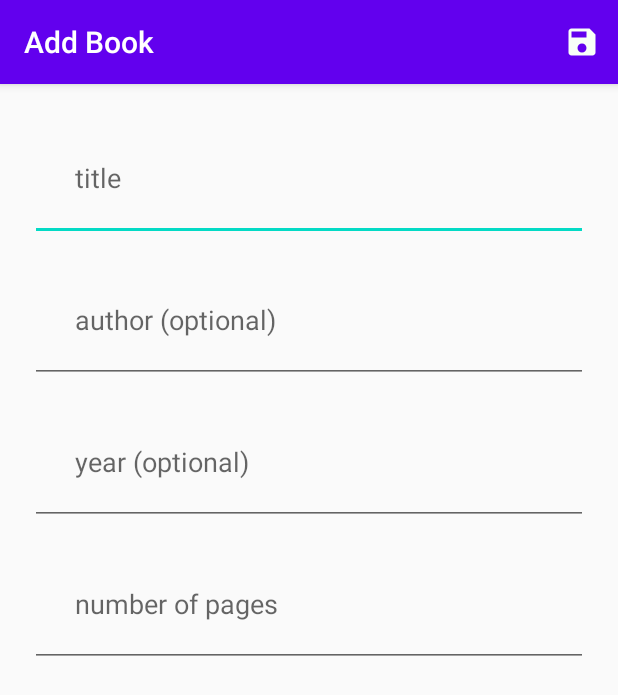
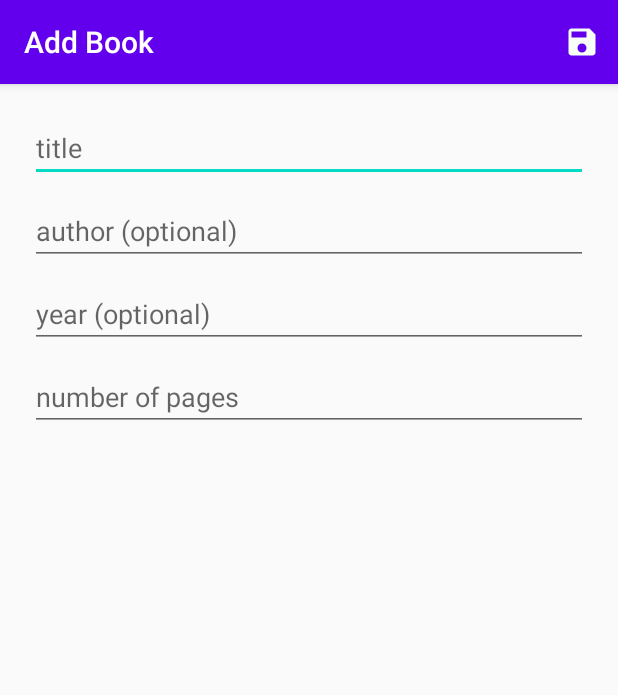
Before and after one commit to L-win/BookStats, an Android app: the screen it shows after launch (AddBookActivity), after a tap on "Add New Book", on a phone screen of 412 x 824 dp. Shown: the top 695 px of the screen. Run offline under Robolectric (Android 15) with nearby library versions, the phone set to English and light mode, and no system bars; our stand-ins replace Room's generated code.

Commit message:
updated EditBook ui updated AddBook ui fixed delete-book option formatted code

```diff
--- a/app/src/main/java/com/elvina/bookstats/database/BookDatabase.java
+++ b/app/src/main/java/com/elvina/bookstats/database/BookDatabase.java
@@ -51,26 +51,6 @@ public abstract class BookDatabase extends RoomDatabase {
             bookA.setCoverUri("");
             bookA.setDateAdded("Thu Sep 28 20:21:30 UTC 2020");
             bookDao.insert(bookA);
-
-            Book bookB = new Book(
-                    "Crime and Punishment",
-                    "Fedor Dostoevsky",
-                    "1866",
-                    750);
-            bookB.setCoverUri("");
-            bookB.setDateAdded("Thu Sep 15 20:21:30 UTC 2020");
-            bookB.setReadingStatus(false);
-            bookDao.insert(bookB);
-
-            Book bookC = new Book(
-                    "Prisoner",
-                    "Marcel Proust",
-                    "1936",
-                    500);
-            bookC.setCoverUri("");
-            bookC.setDateAdded("Thu Sep 29 20:21:30 UTC 2020");
-            bookDao.insert(bookC);
-
             return null;
         }
     }
--- a/app/src/main/java/com/elvina/bookstats/database/BookRepository.java
+++ b/app/src/main/java/com/elvina/bookstats/database/BookRepository.java
@@ -149,7 +149,6 @@ public class BookRepository {
 
         @Override
         protected LiveData<List<Book>> doInBackground(Void... voids) {
-//            LiveData<Book> book = bookDao.getSingleBook(id[0]);
             LiveData<List<Book>> books = bookDao.getAllFinishedBooks();
             return books;
         }
--- a/app/src/main/java/com/elvina/bookstats/ui/book/AddBookActivity.java
+++ b/app/src/main/java/com/elvina/bookstats/ui/book/AddBookActivity.java
@@ -24,13 +24,7 @@ import java.util.Date;
 
 public class AddBookActivity extends AppCompatActivity {
 
-        public static final String EXTRA_ID = "com.elvina.bookstats.EXTRA_ID";
-    public static final String EXTRA_TITLE = "com.example.bookstats.EXTRA_TITLE";
-    public static final String EXTRA_AUTHOR = "com.example.bookstats.EXTRA_AUTHOR";
-    public static final String EXTRA_YEAR = "com.example.bookstats.EXTRA_YEAR";
-    public static final String EXTRA_DATE_ADDED = "com.example.bookstats.EXTRA_DATE_ADDED";
-    public static final String EXTRA_ALL_PAGES = "com.example.bookstats.EXTRA_ALL_PAGES";
-
+    public static final String EXTRA_ID = "com.elvina.bookstats.EXTRA_ID";
 
     BookViewModel bookViewModel;
 
@@ -51,7 +45,6 @@ public class AddBookActivity extends AppCompatActivity {
 
         // PREPARE INPUT FIELDS
         prepareViews();
-
 
     }
 
@@ -85,13 +78,6 @@ public class AddBookActivity extends AppCompatActivity {
         book.setDateAdded(currentDate);
         bookViewModel.insert(book);
 
-//        Intent data = new Intent();
-//        data.putExtra(EXTRA_TITLE, title);
-//        data.putExtra(EXTRA_AUTHOR, author);
-//        data.putExtra(EXTRA_YEAR, year);
-//        data.putExtra(EXTRA_DATE_ADDED, currentDate);
-//        data.putExtra(EXTRA_ALL_PAGES, Integer.parseInt(allPages));
-
         Toast.makeText(this, "Added Book.", Toast.LENGTH_SHORT).show();
         setResult(RESULT_CANCELED);
         finish();
--- a/app/src/main/java/com/elvina/bookstats/ui/finishedbooks/FinishedBooksViewModel.java
+++ b/app/src/main/java/com/elvina/bookstats/ui/finishedbooks/FinishedBooksViewModel.java
@@ -23,8 +23,11 @@ public class FinishedBooksViewModel extends AndroidViewModel {
     }
 
     public LiveData<List<Book>> getAllFinishedBooks() {
+        return allFinishedBooks;
+    }
 
-        return allFinishedBooks;
+    public void delete(Book book) {
+        repository.delete(book);
     }
 
 
--- a/app/src/main/res/layout/activity_add_book.xml
+++ b/app/src/main/res/layout/activity_add_book.xml
@@ -9,10 +9,9 @@
         xmlns:tools="http://schemas.android.com/tools"
         android:layout_width="match_parent"
         android:layout_height="match_parent"
+        android:layout_margin="10dp"
         android:orientation="vertical"
-            tools:context=".ui.book.AddBookActivity"
-            android:layout_margin="10dp"
-            >
+        tools:context=".ui.book.AddBookActivity">
 
         <EditText
             android:id="@+id/edit_text_title"
@@ -22,8 +21,7 @@
             android:layout_marginTop="10dp"
             android:layout_marginRight="10dp"
             android:hint="title"
-                android:inputType="textMultiLine"
-                android:padding="30sp" />
+            android:inputType="textMultiLine" />
 
         <EditText
             android:id="@+id/edit_text_author"
@@ -33,8 +31,7 @@
             android:layout_marginTop="10dp"
             android:layout_marginRight="10dp"
             android:hint="author (optional)"
-                android:inputType="textMultiLine"
-                android:padding="30sp" />
+            android:inputType="textMultiLine" />
 
         <EditText
             android:id="@+id/edit_text_year"
@@ -44,8 +41,7 @@
             android:layout_marginTop="10dp"
             android:layout_marginRight="10dp"
             android:hint="year (optional)"
-                android:inputType="textMultiLine"
-                android:padding="30sp" />
+            android:inputType="textMultiLine" />
 
         <EditText
             android:id="@+id/edit_text_all_pages"
@@ -56,7 +52,7 @@
             android:layout_marginRight="10dp"
             android:hint="number of pages"
             android:inputType="number"
-                android:padding="30sp"
+
             />
 
     </LinearLayout>
```
Also changed, not shown: app/src/main/java/com/elvina/bookstats/ui/book/EditBookActivity.java (+31 -23 lines), app/src/main/java/com/elvina/bookstats/ui/book/ViewBookActivity.java (+0 -31 lines), app/src/main/java/com/elvina/bookstats/ui/finishedbooks/FinishedBooksFragment.java (+22 -1 lines), app/src/main/java/com/elvina/bookstats/ui/home/HomeFragment.java (+0 -16 lines), app/src/main/res/layout/activity_edit_book.xml (+0 -7 lines). Lines whose indentation alone changed are shown as unchanged.
